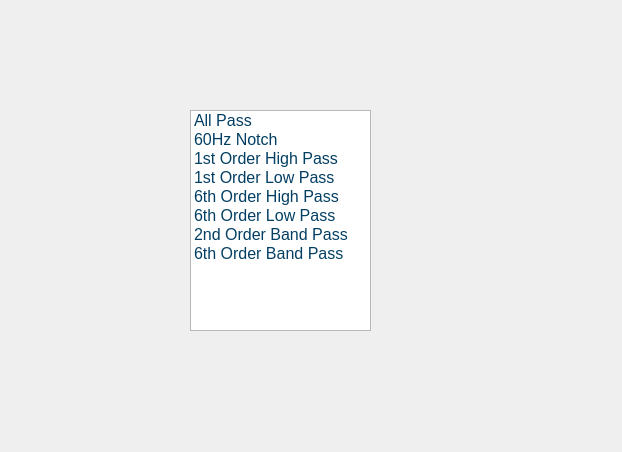
Above: gui/qtdesigner/FilterWidget.ui from wyattduber/CyDAQ before the change. Below: the same form after it.
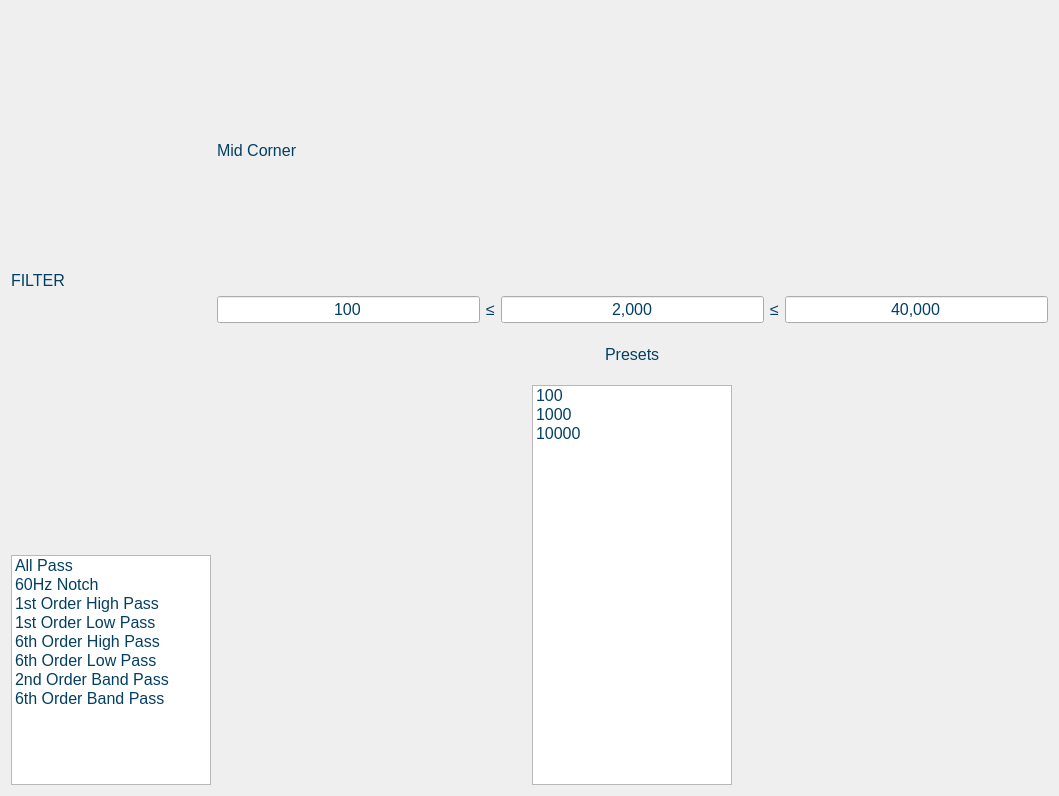
That is the form after the change.

Commit message: tried to get layouts to work better, made some progres

```diff
--- a/gui/qtdesigner/FilterWidget.ui
+++ b/gui/qtdesigner/FilterWidget.ui
@@ -6,8 +6,8 @@
    <rect>
     <x>0</x>
     <y>0</y>
-    <width>622</width>
-    <height>452</height>
+    <width>1059</width>
+    <height>796</height>
    </rect>
   </property>
   <property name="windowTitle">
@@ -21,14 +21,23 @@
 }
 </string>
   </property>
+  <layout class="QHBoxLayout" name="horizontalLayout_2">
+   <item>
+    <layout class="QVBoxLayout" name="verticalLayout_2">
+     <item>
+      <widget class="QLabel" name="label">
+       <property name="text">
+        <string>FILTER</string>
+       </property>
+      </widget>
+     </item>
+     <item>
   <widget class="QListWidget" name="filter_list">
-   <property name="geometry">
-    <rect>
-     <x>190</x>
-     <y>110</y>
-     <width>181</width>
-     <height>221</height>
-    </rect>
+       <property name="maximumSize">
+        <size>
+         <width>200</width>
+         <height>230</height>
+        </size>
    </property>
    <item>
     <property name="text">
@@ -71,6 +80,131 @@
     </property>
    </item>
   </widget>
+     </item>
+    </layout>
+   </item>
+   <item>
+    <layout class="QVBoxLayout" name="verticalLayout">
+     <item>
+      <widget class="QLabel" name="label_3">
+       <property name="text">
+        <string>Mid Corner</string>
+       </property>
+      </widget>
+     </item>
+     <item>
+      <layout class="QHBoxLayout" name="horizontalLayout">
+       <item>
+        <widget class="QLineEdit" name="minCornerBox">
+         <property name="text">
+          <string>100</string>
+         </property>
+         <property name="alignment">
+          <set>Qt::AlignCenter</set>
+         </property>
+         <property name="readOnly">
+          <bool>true</bool>
+         </property>
+        </widget>
+       </item>
+       <item>
+        <widget class="QLabel" name="lessThan1">
+         <property name="text">
+          <string>≤</string>
+         </property>
+        </widget>
+       </item>
+       <item>
+        <widget class="QLineEdit" name="corner_input">
+         <property name="text">
+          <string>2,000</string>
+         </property>
+         <property name="alignment">
+          <set>Qt::AlignCenter</set>
+         </property>
+        </widget>
+       </item>
+       <item>
+        <widget class="QLabel" name="lessThan2">
+         <property name="text">
+          <string>≤</string>
+         </property>
+        </widget>
+       </item>
+       <item>
+        <widget class="QLineEdit" name="maxCornerBox">
+         <property name="text">
+          <string>40,000</string>
+         </property>
+         <property name="alignment">
+          <set>Qt::AlignCenter</set>
+         </property>
+         <property name="readOnly">
+          <bool>true</bool>
+         </property>
+        </widget>
+       </item>
+      </layout>
+     </item>
+     <item alignment="Qt::AlignHCenter">
+      <widget class="QLabel" name="label_2">
+       <property name="maximumSize">
+        <size>
+         <width>100</width>
+         <height>50</height>
+        </size>
+       </property>
+       <property name="text">
+        <string>Presets</string>
+       </property>
+      </widget>
+     </item>
+     <item alignment="Qt::AlignHCenter">
+      <widget class="QListWidget" name="corner_presets">
+       <property name="maximumSize">
+        <size>
+         <width>200</width>
+         <height>400</height>
+        </size>
+       </property>
+       <item>
+        <property name="text">
+         <string>100</string>
+        </property>
+        <property name="font">
+         <font>
+          <weight>50</weight>
+          <bold>false</bold>
+         </font>
+        </property>
+       </item>
+       <item>
+        <property name="text">
+         <string>1000</string>
+        </property>
+        <property name="font">
+         <font>
+          <weight>50</weight>
+          <bold>false</bold>
+         </font>
+        </property>
+       </item>
+       <item>
+        <property name="text">
+         <string>10000</string>
+        </property>
+        <property name="font">
+         <font>
+          <weight>50</weight>
+          <bold>false</bold>
+         </font>
+        </property>
+       </item>
+      </widget>
+     </item>
+    </layout>
+   </item>
+  </layout>
  </widget>
  <resources/>
  <connections/>
```
Lines whose indentation alone changed are shown as unchanged. The commit also changes 7 other files.
